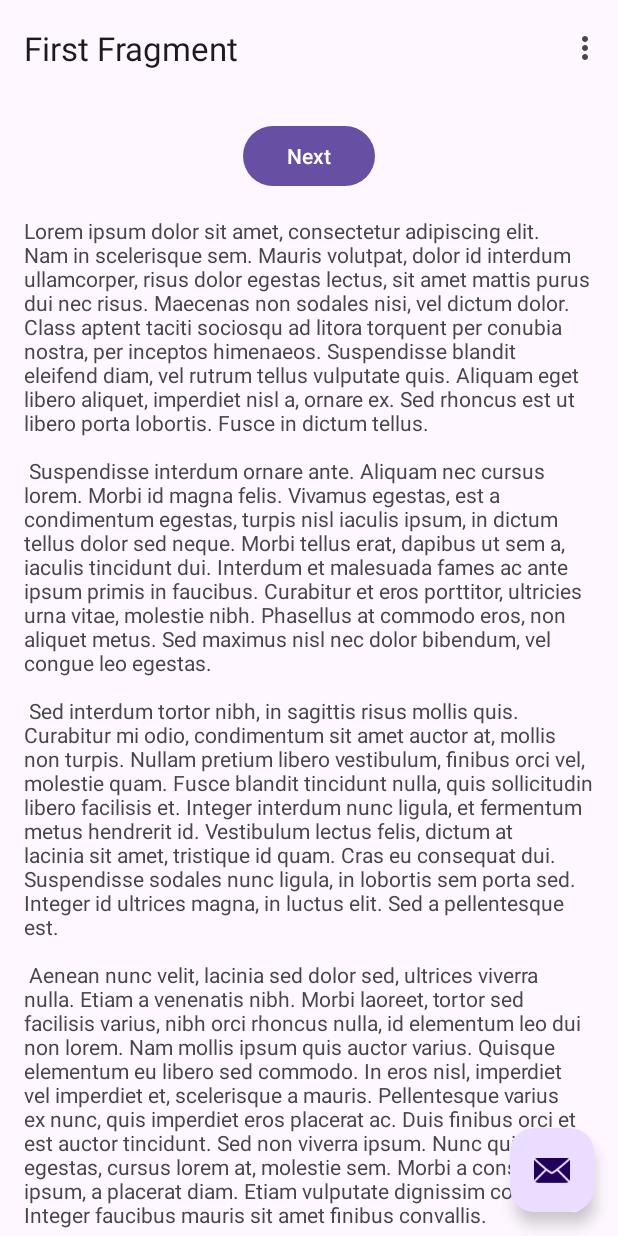
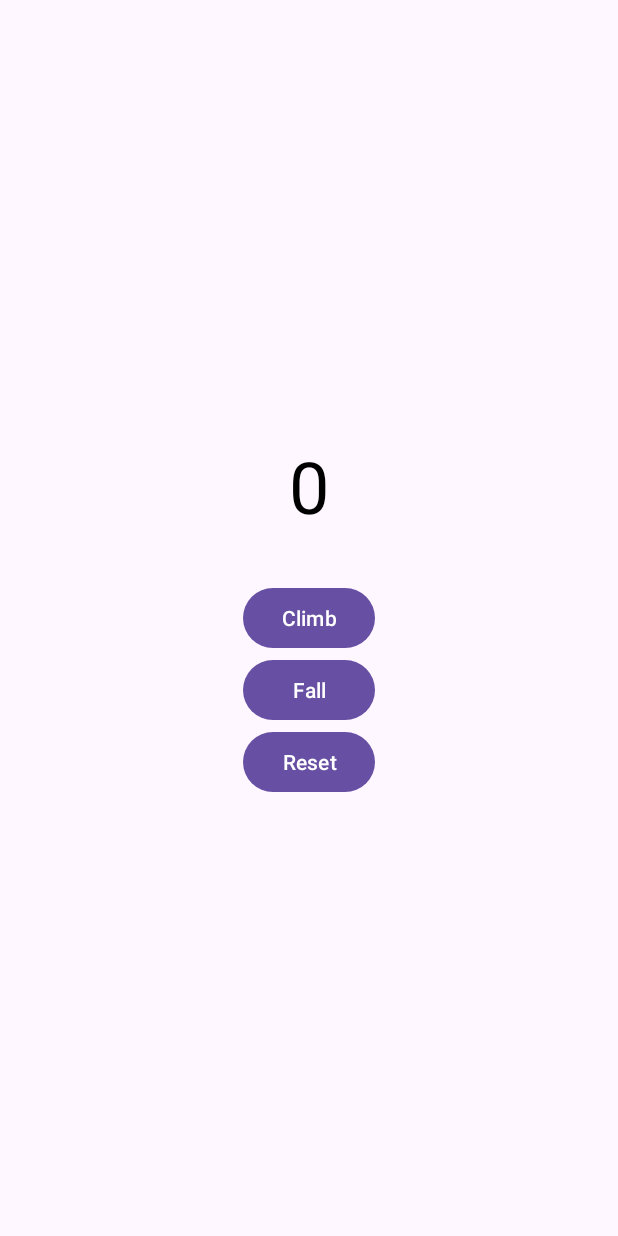
Before and after one commit to nminh2209/Mobileappp, an Android app: the screen it shows after launch (MainActivity), on a phone screen of 412 x 824 dp. Run offline under Robolectric (Android 15) with nearby library versions, the light colour scheme and no system bars; our stand-ins replace navigation-ui.

Commit message:
add climbing
added the climbing

```diff
--- a/Assignment 1/app/build.gradle.kts
+++ b/Assignment 1/app/build.gradle.kts
@@ -4,11 +4,11 @@ plugins {
 }
 
 android {
-    namespace = "com.example.climbingmountainmoblileapp"
-    compileSdk = 34
+    namespace = "com.example.climbingmoutainapp"
+    compileSdk = 35
 
     defaultConfig {
-        applicationId = "com.example.climbingmountainmoblileapp"
+        applicationId = "com.example.climbingmoutainapp"
         minSdk = 24
         targetSdk = 34
         versionCode = 1
--- a/Assignment 1/app/src/main/AndroidManifest.xml
+++ b/Assignment 1/app/src/main/AndroidManifest.xml
@@ -10,12 +10,12 @@
         android:label="@string/app_name"
         android:roundIcon="@mipmap/ic_launcher_round"
         android:supportsRtl="true"
-        android:theme="@style/Theme.ClimbingMountainMoblileApp"
+        android:theme="@style/Theme.ClimbingMoutainApp"
         tools:targetApi="31">
         <activity
             android:name=".MainActivity"
             android:exported="true"
-            android:theme="@style/Theme.ClimbingMountainMoblileApp">
+            android:theme="@style/Theme.ClimbingMoutainApp">
             <intent-filter>
                 <action android:name="android.intent.action.MAIN" />
 
--- a/Assignment 1/app/src/main/java/com/example/climbingmountainmoblileapp/MainActivity.kt
+++ /dev/null
@@ -1,60 +0,0 @@
-
-package com.example.climbingmountainmoblileapp
-
-import android.os.Bundle
-import com.google.android.material.snackbar.Snackbar
-import androidx.appcompat.app.AppCompatActivity
-import androidx.navigation.findNavController
-import androidx.navigation.ui.AppBarConfiguration
-import androidx.navigation.ui.navigateUp
-import androidx.navigation.ui.setupActionBarWithNavController
-import android.view.Menu
-import android.view.MenuItem
-import com.example.climbingmountainmoblileapp.databinding.ActivityMainBinding
-
-class MainActivity : AppCompatActivity() {
-
-    private lateinit var appBarConfiguration: AppBarConfiguration
-    private lateinit var binding: ActivityMainBinding
-
-    override fun onCreate(savedInstanceState: Bundle?) {
-        super.onCreate(savedInstanceState)
-
-        binding = ActivityMainBinding.inflate(layoutInflater)
-        setContentView(binding.root)
-
-        setSupportActionBar(binding.toolbar)
-
-        val navController = findNavController(R.id.nav_host_fragment_content_main)
-        appBarConfiguration = AppBarConfiguration(navController.graph)
-        setupActionBarWithNavController(navController, appBarConfiguration)
-
-        binding.fab.setOnClickListener { view ->
-            Snackbar.make(view, "Replace with your own action", Snackbar.LENGTH_LONG)
-                .setAction("Action", null)
-                .setAnchorView(R.id.fab).show()
-        }
-    }
-
-    override fun onCreateOptionsMenu(menu: Menu): Boolean {
-        // Inflate the menu; this adds items to the action bar if it is present.
-        menuInflater.inflate(R.menu.menu_main, menu)
-        return true
-    }
-
-    override fun onOptionsItemSelected(item: MenuItem): Boolean {
-        // Handle action bar item clicks here. The action bar will
-        // automatically handle clicks on the Home/Up button, so long
-        // as you specify a parent activity in AndroidManifest.xml.
-        return when (item.itemId) {
-            R.id.action_settings -> true
-            else -> super.onOptionsItemSelected(item)
-        }
-    }
-
-    override fun onSupportNavigateUp(): Boolean {
-        val navController = findNavController(R.id.nav_host_fragment_content_main)
-        return navController.navigateUp(appBarConfiguration)
-                || super.onSupportNavigateUp()
-    }
-}
--- a/Assignment 1/app/src/main/java/com/example/climbingmountainmoblileapp/FirstFragment.kt
+++ b/Assignment 1/app/src/main/java/com/example/climbingmoutainapp/FirstFragment.kt
@@ -1,4 +1,4 @@
-package com.example.climbingmountainmoblileapp
+package com.example.climbingmoutainapp
 
 import android.os.Bundle
 import androidx.fragment.app.Fragment
@@ -6,7 +6,7 @@ import android.view.LayoutInflater
 import android.view.View
 import android.view.ViewGroup
 import androidx.navigation.fragment.findNavController
-import com.example.climbingmountainmoblileapp.databinding.FragmentFirstBinding
+import com.example.climbingmoutainapp.databinding.FragmentFirstBinding
 
 /**
  * A simple [Fragment] subclass as the default destination in the navigation.
--- /dev/null
+++ b/Assignment 1/app/src/main/java/com/example/climbingmoutainapp/MainActivity.kt
@@ -0,0 +1,113 @@
+package com.example.climbingmoutainapp
+
+import android.os.Bundle
+import com.google.android.material.snackbar.Snackbar
+import androidx.appcompat.app.AppCompatActivity
+import androidx.navigation.findNavController
+import androidx.navigation.ui.AppBarConfiguration
+import androidx.navigation.ui.navigateUp
+import androidx.navigation.ui.setupActionBarWithNavController
+import android.view.Menu
+import android.view.MenuItem
+import com.example.climbingmoutainapp.databinding.ActivityMainBinding
+import android.widget.TextView
+import android.widget.Button
+import android.graphics.Color
+import android.util.Log
+
+
+class MainActivity : AppCompatActivity() {
+    private var currentScore = 0
+    private var currentHold = 0
+    private var hasFallen = false
+    private lateinit var scoreText: TextView
+    private lateinit var climbButton: Button
+    private lateinit var fallButton: Button
+    private lateinit var resetButton: Button
+
+    companion object {
+        private const val STATE_SCORE = "currentScore"
+        private const val STATE_HOLD = "currentHold"
+        private const val STATE_FALLEN = "hasFallen"
+        private const val TAG = "ClimbingScoreApp"
+    }
+
+    override fun onCreate(savedInstanceState: Bundle?) {
+        super.onCreate(savedInstanceState)
+        setContentView(R.layout.activity_main)
+
+        initializeViews()
+        restoreState(savedInstanceState)
+        setupButtons()
+        updateScoreDisplay()
+
+        Log.d(TAG, "App initialized with score: $currentScore")
+    }
+
+    private fun initializeViews() {
+        scoreText = findViewById(R.id.scoreText)
+        climbButton = findViewById(R.id.climbButton)
+        fallButton = findViewById(R.id.fallButton)
+        resetButton = findViewById(R.id.resetButton)
+    }
+
+    private fun setupButtons() {
+        climbButton.setOnClickListener {
+            if (!hasFallen && currentHold < 9) {
+                currentHold++
+                currentScore += when (currentHold) {
+                    in 1..3 -> 1  // Blue zone
+                    in 4..6 -> 2  // Green zone
+                    in 7..9 -> 3  // Red zone
+                    else -> 0
+                }
+                Log.d(TAG, "Climbed to hold $currentHold, score: $currentScore")
+                updateScoreDisplay()
+            }
+        }
+
+        fallButton.setOnClickListener {
+            if (currentHold > 0 && currentHold < 9 && !hasFallen) {
+                currentScore = maxOf(0, currentScore - 3)
+                hasFallen = true
+                Log.d(TAG, "Fall recorded, new score: $currentScore")
+                updateScoreDisplay()
+            }
+        }
+
+        resetButton.setOnClickListener {
+            currentScore = 0
+            currentHold = 0
+            hasFallen = false
+            Log.d(TAG, "Score reset")
+            updateScoreDisplay()
+        }
+    }
+
+    private fun updateScoreDisplay() {
+        scoreText.text = currentScore.toString()
+        scoreText.setTextColor(when (currentHold) {
+            in 1..3 -> Color.BLUE
+            in 4..6 -> Color.GREEN
+            in 7..9 -> Color.RED
+            else -> Color.BLACK
+        })
+    }
+
+    override fun onSaveInstanceState(outState: Bundle) {
+        super.onSaveInstanceState(outState)
+        outState.putInt(STATE_SCORE, currentScore)
+        outState.putInt(STATE_HOLD, currentHold)
+        outState.putBoolean(STATE_FALLEN, hasFallen)
+        Log.d(TAG, "State saved")
+    }
+
+    private fun restoreState(savedInstanceState: Bundle?) {
+        savedInstanceState?.let {
+            currentScore = it.getInt(STATE_SCORE)
+            currentHold = it.getInt(STATE_HOLD)
+            hasFallen = it.getBoolean(STATE_FALLEN)
+            Log.d(TAG, "State restored")
+        }
+    }
+}
--- a/Assignment 1/app/src/main/java/com/example/climbingmountainmoblileapp/SecondFragment.kt
+++ b/Assignment 1/app/src/main/java/com/example/climbingmoutainapp/SecondFragment.kt
@@ -1,4 +1,4 @@
-package com.example.climbingmountainmoblileapp
+package com.example.climbingmoutainapp
 
 import android.os.Bundle
 import androidx.fragment.app.Fragment
@@ -6,7 +6,7 @@ import android.view.LayoutInflater
 import android.view.View
 import android.view.ViewGroup
 import androidx.navigation.fragment.findNavController
-import com.example.climbingmountainmoblileapp.databinding.FragmentSecondBinding
+import com.example.climbingmoutainapp.databinding.FragmentSecondBinding
 
 /**
  * A simple [Fragment] subclass as the second destination in the navigation.
--- a/Assignment 1/app/src/main/res/layout/activity_main.xml
+++ b/Assignment 1/app/src/main/res/layout/activity_main.xml
@@ -1,33 +1,34 @@
 <?xml version="1.0" encoding="utf-8"?>
-<androidx.coordinatorlayout.widget.CoordinatorLayout xmlns:android="http://schemas.android.com/apk/res/android"
-    xmlns:app="http://schemas.android.com/apk/res-auto"
-    xmlns:tools="http://schemas.android.com/tools"
+<LinearLayout xmlns:android="http://schemas.android.com/apk/res/android"
     android:layout_width="match_parent"
     android:layout_height="match_parent"
-    android:fitsSystemWindows="true"
-    tools:context=".MainActivity">
+    android:orientation="vertical"
+    android:gravity="center"
+    android:padding="16dp">
 
-    <com.google.android.material.appbar.AppBarLayout
-        android:layout_width="match_parent"
-        android:layout_height="wrap_content"
-        android:fitsSystemWindows="true">
-
-        <com.google.android.material.appbar.MaterialToolbar
-            android:id="@+id/toolbar"
-            android:layout_width="match_parent"
-            android:layout_height="?attr/actionBarSize" />
-
-    </com.google.android.material.appbar.AppBarLayout>
-
-    <include layout="@layout/content_main" />
-
-    <com.google.android.material.floatingactionbutton.FloatingActionButton
-        android:id="@+id/fab"
+    <TextView
+        android:id="@+id/scoreText"
         android:layout_width="wrap_content"
         android:layout_height="wrap_content"
-        android:layout_gravity="bottom|end"
-        android:layout_marginEnd="@dimen/fab_margin"
-        android:layout_marginBottom="16dp"
-        app:srcCompat="@android:drawable/ic_dialog_email" />
+        android:textSize="48sp"
+        android:text="0"
+        android:layout_marginBottom="32dp"/>
 
-</androidx.coordinatorlayout.widget.CoordinatorLayout>
+    <Button
+        android:id="@+id/climbButton"
+        android:layout_width="wrap_content"
+        android:layout_height="wrap_content"
+        android:text="@string/climb"/>
+
+    <Button
+        android:id="@+id/fallButton"
+        android:layout_width="wrap_content"
+        android:layout_height="wrap_content"
+        android:text="@string/fall"/>
+
+    <Button
+        android:id="@+id/resetButton"
+        android:layout_width="wrap_content"
+        android:layout_height="wrap_content"
+        android:text="@string/reset"/>
+</LinearLayout>
--- a/Assignment 1/app/src/main/res/menu/menu_main.xml
+++ b/Assignment 1/app/src/main/res/menu/menu_main.xml
@@ -1,7 +1,7 @@
 <menu xmlns:android="http://schemas.android.com/apk/res/android"
     xmlns:app="http://schemas.android.com/apk/res-auto"
     xmlns:tools="http://schemas.android.com/tools"
-    tools:context="com.example.climbingmountainmoblileapp.MainActivity">
+    tools:context="com.example.climbingmoutainapp.MainActivity">
     <item
         android:id="@+id/action_settings"
         android:orderInCategory="100"
--- a/Assignment 1/app/src/main/res/navigation/nav_graph.xml
+++ b/Assignment 1/app/src/main/res/navigation/nav_graph.xml
@@ -7,7 +7,7 @@
 
     <fragment
         android:id="@+id/FirstFragment"
-        android:name="com.example.climbingmountainmoblileapp.FirstFragment"
+        android:name="com.example.climbingmoutainapp.FirstFragment"
         android:label="@string/first_fragment_label"
         tools:layout="@layout/fragment_first">
 
@@ -17,7 +17,7 @@
     </fragment>
     <fragment
         android:id="@+id/SecondFragment"
-        android:name="com.example.climbingmountainmoblileapp.SecondFragment"
+        android:name="com.example.climbingmoutainapp.SecondFragment"
         android:label="@string/second_fragment_label"
         tools:layout="@layout/fragment_second">
 
--- a/Assignment 1/app/src/main/res/values-night/themes.xml
+++ b/Assignment 1/app/src/main/res/values-night/themes.xml
@@ -1,6 +1,6 @@
 <resources xmlns:tools="http://schemas.android.com/tools">
     <!-- Base application theme. -->
-    <style name="Base.Theme.ClimbingMountainMoblileApp" parent="Theme.Material3.DayNight.NoActionBar">
+    <style name="Base.Theme.ClimbingMoutainApp" parent="Theme.Material3.DayNight.NoActionBar">
         <!-- Customize your dark theme here. -->
         <!-- <item name="colorPrimary">@color/my_dark_primary</item> -->
     </style>
--- a/Assignment 1/app/src/main/res/values-v23/themes.xml
+++ b/Assignment 1/app/src/main/res/values-v23/themes.xml
@@ -1,6 +1,6 @@
 <resources xmlns:tools="http://schemas.android.com/tools">
 
-    <style name="Theme.ClimbingMountainMoblileApp" parent="Base.Theme.ClimbingMountainMoblileApp">
+    <style name="Theme.ClimbingMoutainApp" parent="Base.Theme.ClimbingMoutainApp">
         <!-- Transparent system bars for edge-to-edge. -->
         <item name="android:navigationBarColor">@android:color/transparent</item>
         <item name="android:statusBarColor">@android:color/transparent</item>
--- a/Assignment 1/app/src/main/res/values/strings.xml
+++ b/Assignment 1/app/src/main/res/values/strings.xml
@@ -1,46 +1,12 @@
 <resources>
-    <string name="app_name">Climbing Mountain Moblile App</string>
+    <string name="app_name">Climbing Score</string>
+    <string name="climb">Climb</string>
+    <string name="fall">Fall</string>
+    <string name="reset">Reset</string>
+    <string name="next">Next</string>
+    <string name="previous">Previous</string>
+    <string name="lorem_ipsum">Lorem ipsum dolor sit amet</string>
     <string name="action_settings">Settings</string>
-    <!-- Strings used for fragments for navigation -->
     <string name="first_fragment_label">First Fragment</string>
     <string name="second_fragment_label">Second Fragment</string>
-    <string name="next">Next</string>
-    <string name="previous">Previous</string>
-
-    <string name="lorem_ipsum">
-        Lorem ipsum dolor sit amet, consectetur adipiscing elit. Nam in scelerisque sem. Mauris
-        volutpat, dolor id interdum ullamcorper, risus dolor egestas lectus, sit amet mattis purus
-        dui nec risus. Maecenas non sodales nisi, vel dictum dolor. Class aptent taciti sociosqu ad
-        litora torquent per conubia nostra, per inceptos himenaeos. Suspendisse blandit eleifend
-        diam, vel rutrum tellus vulputate quis. Aliquam eget libero aliquet, imperdiet nisl a,
-        ornare ex. Sed rhoncus est ut libero porta lobortis. Fusce in dictum tellus.\n\n
-        Suspendisse interdum ornare ante. Aliquam nec cursus lorem. Morbi id magna felis. Vivamus
-        egestas, est a condimentum egestas, turpis nisl iaculis ipsum, in dictum tellus dolor sed
-        neque. Morbi tellus erat, dapibus ut sem a, iaculis tincidunt dui. Interdum et malesuada
-        fames ac ante ipsum primis in faucibus. Curabitur et eros porttitor, ultricies urna vitae,
-        molestie nibh. Phasellus at commodo eros, non aliquet metus. Sed maximus nisl nec dolor
-        bibendum, vel congue leo egestas.\n\n
-        Sed interdum tortor nibh, in sagittis risus mollis quis. Curabitur mi odio, condimentum sit
-        amet auctor at, mollis non turpis. Nullam pretium libero vestibulum, finibus orci vel,
-        molestie quam. Fusce blandit tincidunt nulla, quis sollicitudin libero facilisis et. Integer
-        interdum nunc ligula, et fermentum metus hendrerit id. Vestibulum lectus felis, dictum at
-        lacinia sit amet, tristique id quam. Cras eu consequat dui. Suspendisse sodales nunc ligula,
-        in lobortis sem porta sed. Integer id ultrices magna, in luctus elit. Sed a pellentesque
-        est.\n\n
-        Aenean nunc velit, lacinia sed dolor sed, ultrices viverra nulla. Etiam a venenatis nibh.
-        Morbi laoreet, tortor sed facilisis varius, nibh orci rhoncus nulla, id elementum leo dui
-        non lorem. Nam mollis ipsum quis auctor varius. Quisque elementum eu libero sed commodo. In
-        eros nisl, imperdiet vel imperdiet et, scelerisque a mauris. Pellentesque varius ex nunc,
-        quis imperdiet eros placerat ac. Duis finibus orci et est auctor tincidunt. Sed non viverra
-        ipsum. Nunc quis augue egestas, cursus lorem at, molestie sem. Morbi a consectetur ipsum, a
-        placerat diam. Etiam vulputate dignissim convallis. Integer faucibus mauris sit amet finibus
-        convallis.\n\n
-        Phasellus in aliquet mi. Pellentesque habitant morbi tristique senectus et netus et
-        malesuada fames ac turpis egestas. In volutpat arcu ut felis sagittis, in finibus massa
-        gravida. Pellentesque id tellus orci. Integer dictum, lorem sed efficitur ullamcorper,
-        libero justo consectetur ipsum, in mollis nisl ex sed nisl. Donec maximus ullamcorper
-        sodales. Praesent bibendum rhoncus tellus nec feugiat. In a ornare nulla. Donec rhoncus
-        libero vel nunc consequat, quis tincidunt nisl eleifend. Cras bibendum enim a justo luctus
-        vestibulum. Fusce dictum libero quis erat maximus, vitae volutpat diam dignissim.
-    </string>
 </resources>
--- a/Assignment 1/app/src/main/res/values/themes.xml
+++ b/Assignment 1/app/src/main/res/values/themes.xml
@@ -1,9 +1,9 @@
 <resources xmlns:tools="http://schemas.android.com/tools">
     <!-- Base application theme. -->
-    <style name="Base.Theme.ClimbingMountainMoblileApp" parent="Theme.Material3.DayNight.NoActionBar">
+    <style name="Base.Theme.ClimbingMoutainApp" parent="Theme.Material3.DayNight.NoActionBar">
         <!-- Customize your light theme here. -->
         <!-- <item name="colorPrimary">@color/my_light_primary</item> -->
     </style>
 
-    <style name="Theme.ClimbingMountainMoblileApp" parent="Base.Theme.ClimbingMountainMoblileApp" />
+    <style name="Theme.ClimbingMoutainApp" parent="Base.Theme.ClimbingMoutainApp" />
 </resources>
--- a/Assignment 1/settings.gradle.kts
+++ b/Assignment 1/settings.gradle.kts
@@ -19,5 +19,5 @@ dependencyResolutionManagement {
     }
 }
 
-rootProject.name = "Climbing Mountain Moblile App"
+rootProject.name = "Climbing Moutain App"
 include(":app")
```
Also changed, not shown: Assignment 1/gradle/wrapper/gradle-wrapper.properties, 4 other files.
